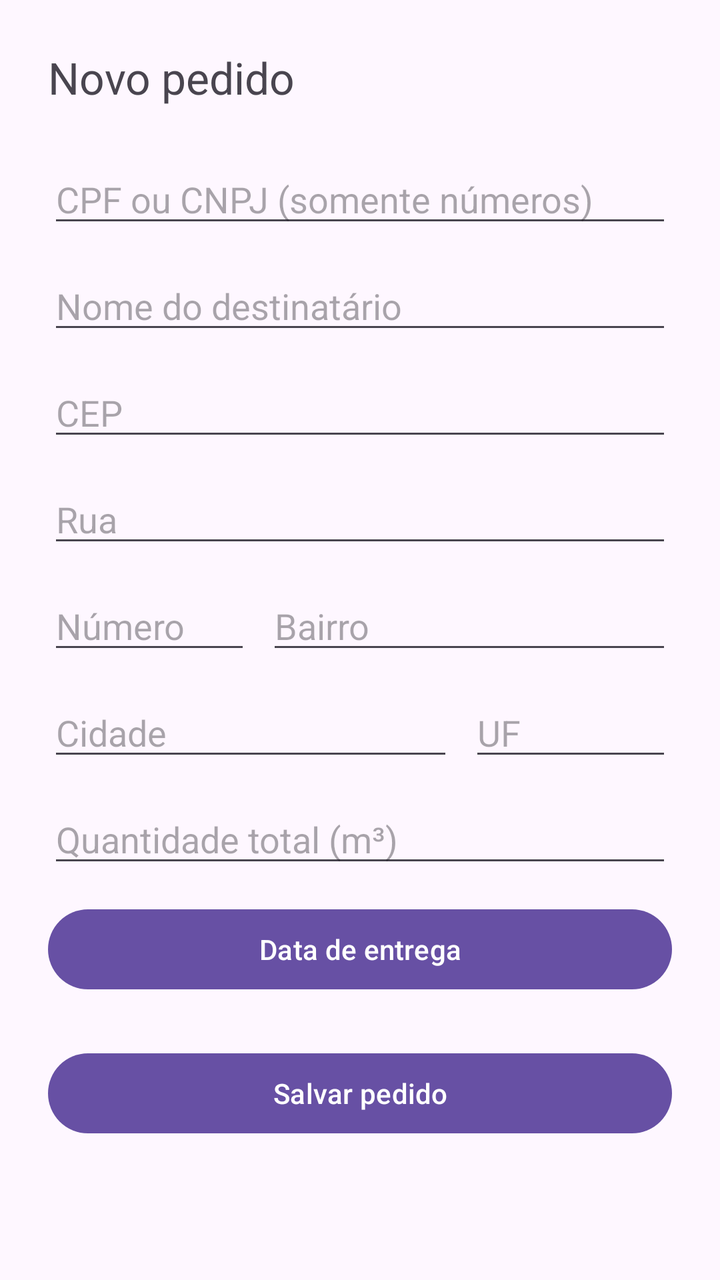
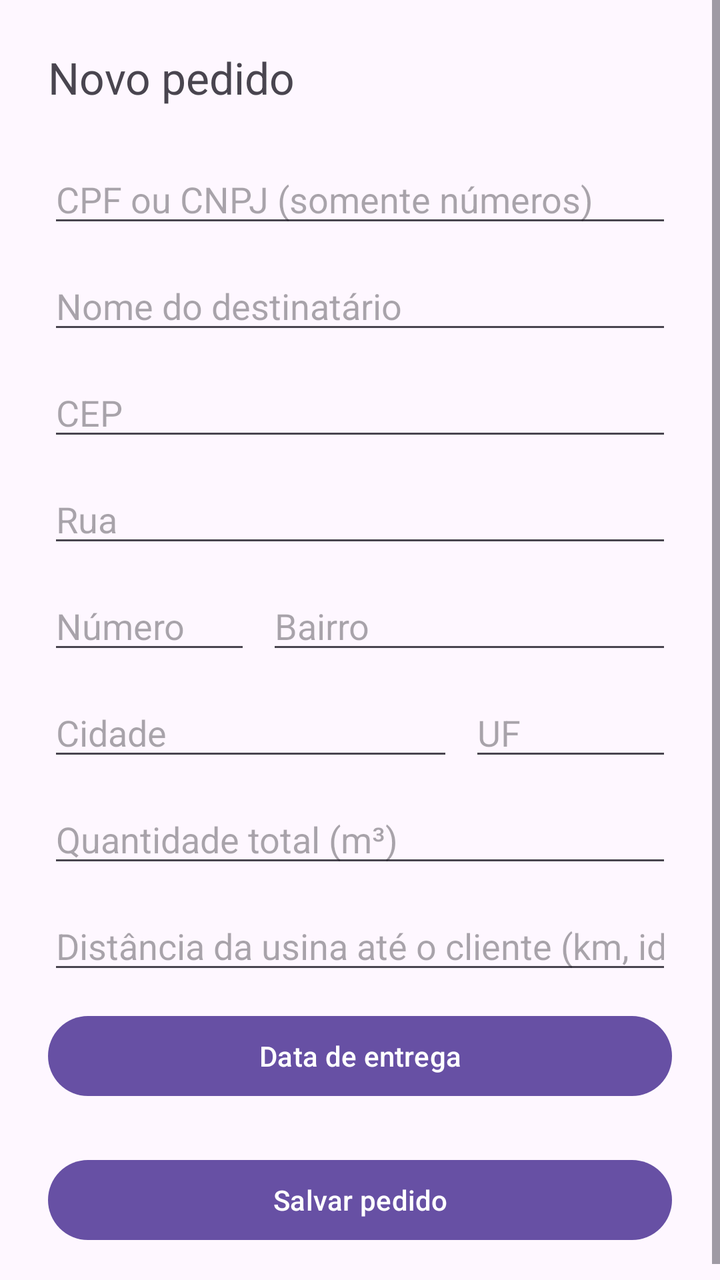

Compare the two renders of this Android layout. The source of the first and the diff that turns it into the second are given below.
<!-- AndroidManifest.xml: application theme Theme.Gerencial -->
<!-- res/layout/activity_novo_pedido.xml -->
<?xml version="1.0" encoding="utf-8"?>
<ScrollView xmlns:android="http://schemas.android.com/apk/res/android"
    android:layout_width="match_parent"
    android:layout_height="match_parent">

    <LinearLayout
        android:layout_width="match_parent"
        android:layout_height="wrap_content"
        android:orientation="vertical"
        android:padding="24dp">

        <TextView
            android:layout_width="wrap_content"
            android:layout_height="wrap_content"
            android:text="@string/novo_pedido_titulo"
            android:textSize="22sp"
            android:layout_marginBottom="24dp" />

        <EditText
            android:id="@+id/editDocumento"
            android:layout_width="match_parent"
            android:layout_height="wrap_content"
            android:hint="@string/novo_pedido_hint_documento"
            android:inputType="number"
            android:maxLength="18" />

        <EditText
            android:id="@+id/editNome"
            android:layout_width="match_parent"
            android:layout_height="wrap_content"
            android:layout_marginTop="12dp"
            android:hint="@string/novo_pedido_hint_nome"
            android:inputType="textPersonName|textCapWords" />

        <EditText
            android:id="@+id/editCep"
            android:layout_width="match_parent"
            android:layout_height="wrap_content"
            android:layout_marginTop="12dp"
            android:hint="@string/novo_pedido_hint_cep"
            android:inputType="number"
            android:maxLength="8" />

        <EditText
            android:id="@+id/editRua"
            android:layout_width="match_parent"
            android:layout_height="wrap_content"
            android:layout_marginTop="12dp"
            android:hint="@string/novo_pedido_hint_rua"
            android:inputType="textCapWords" />

        <LinearLayout
            android:layout_width="match_parent"
            android:layout_height="wrap_content"
            android:orientation="horizontal"
            android:layout_marginTop="12dp">

            <EditText
                android:id="@+id/editNumero"
                android:layout_width="0dp"
                android:layout_height="wrap_content"
                android:layout_weight="1"
                android:hint="@string/novo_pedido_hint_numero"
                android:inputType="number" />

            <EditText
                android:id="@+id/editBairro"
                android:layout_width="0dp"
                android:layout_height="wrap_content"
                android:layout_weight="2"
                android:layout_marginStart="8dp"
                android:hint="@string/novo_pedido_hint_bairro"
                android:inputType="textCapWords" />
        </LinearLayout>

        <LinearLayout
            android:layout_width="match_parent"
            android:layout_height="wrap_content"
            android:orientation="horizontal"
            android:layout_marginTop="12dp">

            <EditText
                android:id="@+id/editCidade"
                android:layout_width="0dp"
                android:layout_height="wrap_content"
                android:layout_weight="2"
                android:hint="@string/novo_pedido_hint_cidade"
                android:inputType="textCapWords" />

            <AutoCompleteTextView
                android:id="@+id/editUf"
                android:layout_width="0dp"
                android:layout_height="wrap_content"
                android:layout_weight="1"
                android:layout_marginStart="8dp"
                android:hint="@string/novo_pedido_hint_uf"
                android:inputType="textCapCharacters"
                android:maxLength="2" />
        </LinearLayout>

        <EditText
            android:id="@+id/editQuantidadeM3"
            android:layout_width="match_parent"
            android:layout_height="wrap_content"
            android:layout_marginTop="12dp"
            android:hint="@string/novo_pedido_hint_m3"
            android:inputType="numberDecimal" />

        <Button
            android:id="@+id/botaoDataEntrega"
            android:layout_width="match_parent"
            android:layout_height="wrap_content"
            android:layout_marginTop="12dp"
            android:text="@string/novo_pedido_hint_data_entrega" />

        <Button
            android:id="@+id/botaoSalvar"
            android:layout_width="match_parent"
            android:layout_height="wrap_content"
            android:layout_marginTop="24dp"
            android:text="@string/novo_pedido_botao_salvar" />

        <ProgressBar
            android:id="@+id/progresso"
            android:layout_width="wrap_content"
            android:layout_height="wrap_content"
            android:layout_marginTop="16dp"
            android:visibility="gone" />

        <TextView
            android:id="@+id/textErro"
            android:layout_width="match_parent"
            android:layout_height="wrap_content"
            android:layout_marginTop="12dp"
            android:textColor="#B00020"
            android:gravity="center"
            android:visibility="gone" />

    </LinearLayout>
</ScrollView>
<!-- resources referenced by this layout -->
<resources>
  <string name="novo_pedido_botao_salvar">Salvar pedido</string>
  <string name="novo_pedido_hint_bairro">Bairro</string>
  <string name="novo_pedido_hint_cep">CEP</string>
  <string name="novo_pedido_hint_cidade">Cidade</string>
  <string name="novo_pedido_hint_data_entrega">Data de entrega</string>
  <string name="novo_pedido_hint_documento">CPF ou CNPJ (somente números)</string>
  <string name="novo_pedido_hint_m3">Quantidade total (m³)</string>
  <string name="novo_pedido_hint_nome">Nome do destinatário</string>
  <string name="novo_pedido_hint_numero">Número</string>
  <string name="novo_pedido_hint_rua">Rua</string>
  <string name="novo_pedido_hint_uf">UF</string>
  <string name="novo_pedido_titulo">Novo pedido</string>
  <style name="Theme.Gerencial" parent="Base.Theme.Gerencial" />
  <style name="Base.Theme.Gerencial" parent="Theme.Material3.DayNight.NoActionBar" />
</resources>

<!-- the commit's change to res/layout/activity_novo_pedido.xml (unified diff, before → after) -->
@@ -106,6 +106,14 @@
             android:hint="@string/novo_pedido_hint_m3"
             android:inputType="numberDecimal" />
 
+        <EditText
+            android:id="@+id/editDistanciaKm"
+            android:layout_width="match_parent"
+            android:layout_height="wrap_content"
+            android:layout_marginTop="12dp"
+            android:hint="@string/novo_pedido_hint_distancia_km"
+            android:inputType="numberDecimal" />
+
         <Button
             android:id="@+id/botaoDataEntrega"
             android:layout_width="match_parent"
<!-- resource entries referenced after the edit -->
@@ -5,6 +5,7 @@
   <string name="novo_pedido_hint_cep">CEP</string>
   <string name="novo_pedido_hint_cidade">Cidade</string>
   <string name="novo_pedido_hint_data_entrega">Data de entrega</string>
+  <string name="novo_pedido_hint_distancia_km">Distância da usina até o cliente (km, ida)</string>
   <string name="novo_pedido_hint_documento">CPF ou CNPJ (somente números)</string>
   <string name="novo_pedido_hint_m3">Quantidade total (m³)</string>
   <string name="novo_pedido_hint_nome">Nome do destinatário</string>
